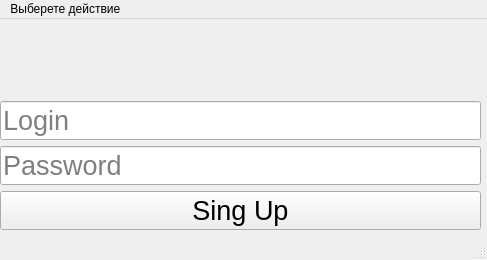
Before: the Qt Designer form NewAccount.ui in Chernyackoff/project_PyQT, drawn with Qt 5.
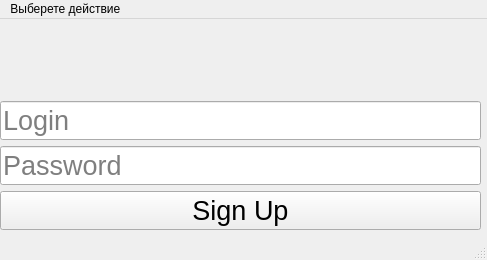
After: the same form once the commit is applied.

Commit message: Dopileno sign in and sign up

What changed in the file:
```diff
--- a/NewAccount.ui
+++ b/NewAccount.ui
@@ -63,7 +63,7 @@
         </font>
        </property>
        <property name="text">
-        <string>Sing Up</string>
+        <string>Sign Up</string>
        </property>
       </widget>
      </item>
```
